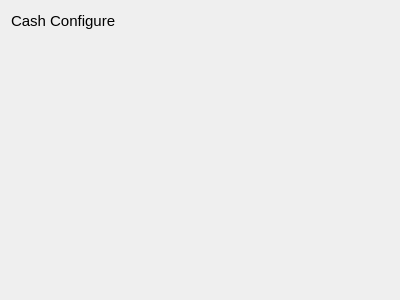
Before: the Qt Designer form estorecpp/cashbalanceconfigure.ui in Watti/estorecpp, drawn with Qt 5.
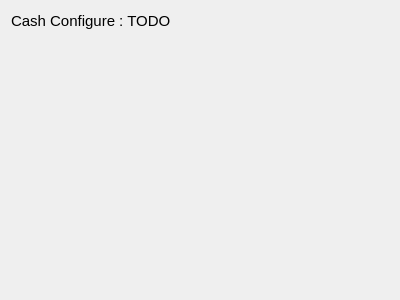
After: the same form once the commit is applied.

Commit message: after bad merge

What changed in the file:
```diff
--- a/estorecpp/cashbalanceconfigure.ui
+++ b/estorecpp/cashbalanceconfigure.ui
@@ -24,7 +24,7 @@
         </font>
        </property>
        <property name="text">
-        <string>Cash Configure</string>
+        <string>Cash Configure : TODO</string>
        </property>
       </widget>
      </item>
```
